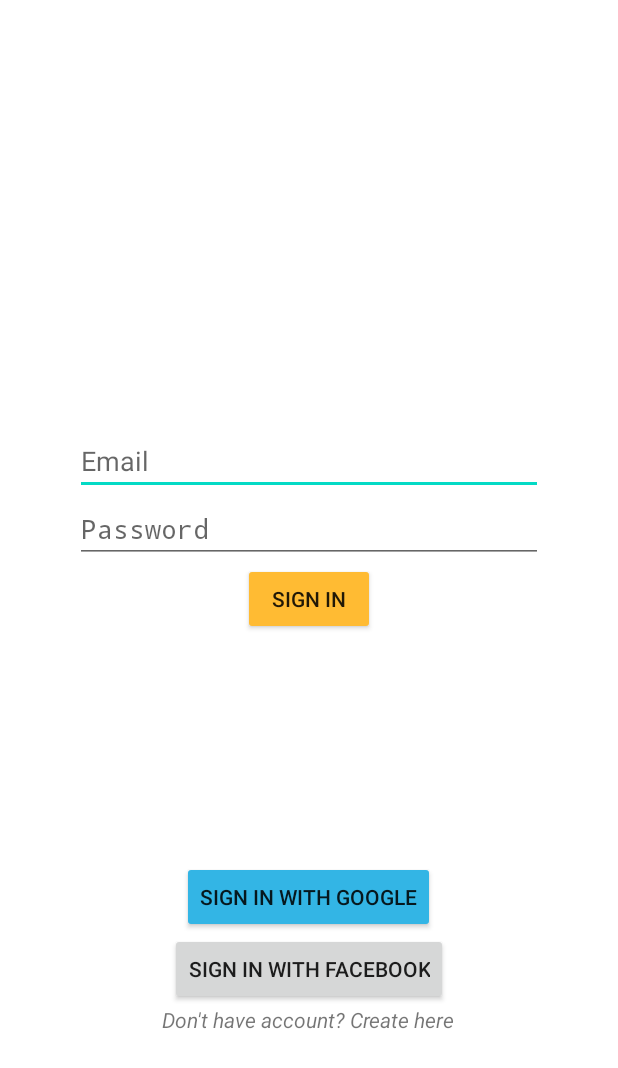
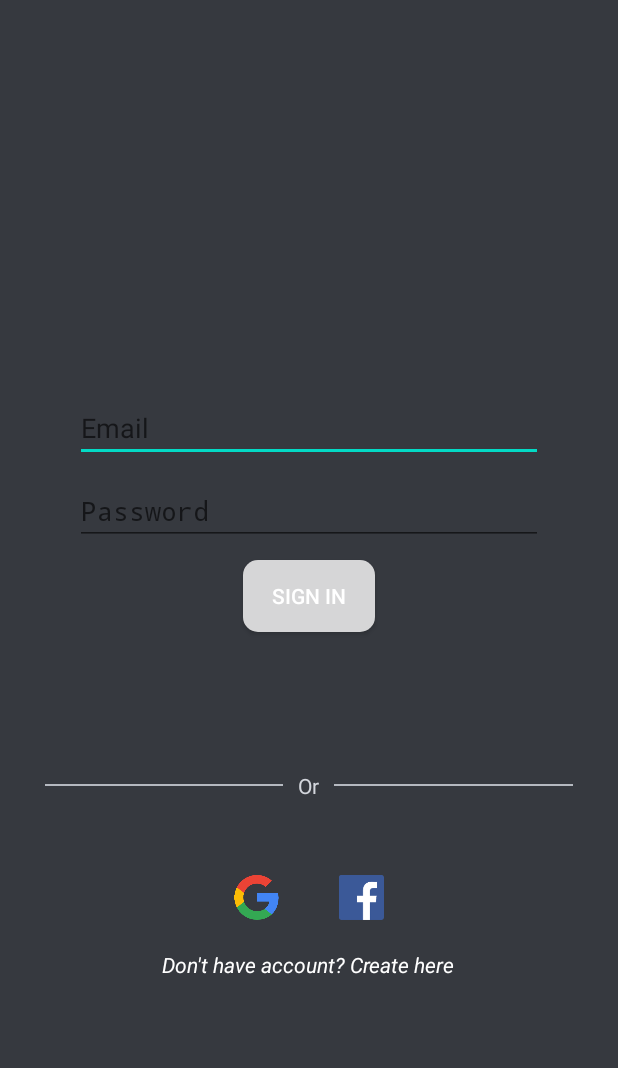
Before and after one commit to GnanadeepPedapati/ProjectX, an Android app: the screen it shows after launch (SignInActivity), on a phone screen of 412 x 824 dp. Shown: the top 1068 px of the screen. Run offline under Robolectric (Android 15) with nearby library versions, the phone set to English and light mode, and no system bars; our stand-ins replace Firebase (no records; nobody signed in at launch, a user with empty details on screens opened directly); libraries missing offline, so code that uses them is left out: com.firebase.ui.

Commit message:
added ui chnages

```diff
--- a/app/src/main/java/com/example/projectx/RequestListAdapter.java
+++ b/app/src/main/java/com/example/projectx/RequestListAdapter.java
@@ -120,7 +120,7 @@ public class RequestListAdapter extends BaseAdapter {
         responsesCount.setText("View all " +String.valueOf(requestListModel.getResponsesCount()) + " Responses");
         if(requestListModel.getResponsesCount() == 0){
             responsesCount.setText("No Responses Yet");
-            responsesCount.setEnabled(true);
+            responsesCount.setEnabled(false);
         }
         //sets the text for item name and item description from the current item object
         requestText.setText(requestListModel.getRequest());
--- a/app/src/main/java/com/example/projectx/SignInActivity.java
+++ b/app/src/main/java/com/example/projectx/SignInActivity.java
@@ -7,6 +7,7 @@ import android.util.Log;
 import android.view.View;
 import android.widget.Button;
 import android.widget.EditText;
+import android.widget.ImageButton;
 import android.widget.TextView;
 import android.widget.Toast;
 
@@ -48,7 +49,7 @@ public class SignInActivity extends Activity implements View.OnClickListener {
 
         emailInput = findViewById(R.id.email);
         passwordInput = findViewById(R.id.password);
-        Button googleSignIn = findViewById(R.id.googleSignIn);
+        ImageButton googleSignIn = findViewById(R.id.googleSignIn);
         Button emailSignIn = findViewById(R.id.emailSignIn);
         googleSignIn.setOnClickListener(this);
         emailSignIn.setOnClickListener(this);
--- a/app/src/main/res/layout/activity_sign_in.xml
+++ b/app/src/main/res/layout/activity_sign_in.xml
@@ -11,6 +11,7 @@
         android:layout_width="match_parent"
         android:layout_height="match_parent"
         android:orientation="vertical"
+        android:background="#36393f"
         android:gravity="center"
         android:weightSum="100"
 
@@ -19,9 +20,10 @@
 
         <LinearLayout
             android:layout_width="match_parent"
-            android:layout_height="171dp"
+            android:layout_height="1dp"
             android:layout_weight="50"
             android:gravity="center"
+            android:textColor="@color/white"
             android:orientation="vertical">
 
             <EditText
@@ -39,6 +41,7 @@
                 android:layout_width="match_parent"
                 android:layout_height="wrap_content"
                 android:layout_marginLeft="50dp"
+                android:layout_marginTop="10dp"
                 android:layout_marginRight="50dp"
                 android:hint="Password"
                 android:inputType="textPassword" />
@@ -47,33 +50,100 @@
                 android:id="@+id/emailSignIn"
                 android:layout_width="wrap_content"
                 android:layout_height="wrap_content"
+                android:layout_marginTop="10dp"
                 android:text="Sign In"
-                android:backgroundTint="@android:color/holo_orange_light"
+                android:textColor="@color/white"
+
+                android:background="@drawable/rounded_rectangle_holo_blue"
 
                 />
 
 
         </LinearLayout>
-        <Button
-            android:id="@+id/googleSignIn"
+        <RelativeLayout
+            android:layout_width="match_parent"
+            android:layout_height="wrap_content"
+            android:layout_centerVertical="true">
+
+            <TextView
+                android:id="@+id/tvText"
+                android:layout_width="wrap_content"
+                android:layout_height="wrap_content"
+                android:layout_centerInParent="true"
+                android:layout_marginLeft="10dp"
+                android:layout_marginRight="10dp"
+                android:text="Or"
+                android:textColor="#D3D6DC"/>
+
+            <View
+                android:layout_width="match_parent"
+                android:layout_height="1dp"
+                android:layout_centerVertical="true"
+                android:layout_marginLeft="30dp"
+                android:layout_toLeftOf="@id/tvText"
+                android:background="#B5B9C0"
+                />
+
+            <View
+                android:layout_width="match_parent"
+                android:layout_height="1dp"
+                android:layout_centerVertical="true"
+                android:layout_marginRight="30dp"
+                android:layout_toRightOf="@id/tvText"
+                android:background="#B5B9C0"
+                />
+
+        </RelativeLayout>
+<!--        <Button-->
+<!--            android:id="@+id/googleSignIn"-->
+<!--            android:layout_width="wrap_content"-->
+<!--            android:layout_height="wrap_content"-->
+<!--            android:layout_marginTop="20dp"-->
+<!--            android:text="Sign In with Google"-->
+<!--            android:backgroundTint="@android:color/holo_blue_light"-->
+
+<!--            />-->
+        <LinearLayout
             android:layout_width="wrap_content"
-            android:layout_height="wrap_content"
-            android:text="Sign In with Google"
-            android:backgroundTint="@android:color/holo_blue_light"
+            android:layout_marginTop="30dp"
+            android:layout_height="wrap_content">
+            <ImageButton
+                android:id="@+id/googleSignIn"
+                android:layout_width="50dp"
+                android:layout_height="50dp"
+                android:padding="10dp"
+                android:layout_alignParentTop="true"
+                android:layout_alignParentRight="true"
+                android:background="#36393f"
+                android:layout_margin="10dp"
+                android:scaleType="fitCenter"
+                android:src="@drawable/googleicon" />
+            <ImageButton
+                android:id="@+id/googleSignIn1"
+                android:layout_width="50dp"
+                android:layout_height="50dp"
+                android:padding="10dp"
+                android:layout_margin="10dp"
+                android:layout_alignParentTop="true"
+                android:layout_alignParentRight="true"
+                android:background="#36393f"
+                android:scaleType="fitCenter"
+                android:src="@drawable/facebookicon" />
+        </LinearLayout>
 
-            />
 
-        <Button
-            android:id="@+id/facebookSignIn"
-            android:layout_width="wrap_content"
-            android:layout_height="wrap_content"
-            android:text="Sign In with Facebook"
-            />
+<!--        <Button-->
+<!--            android:id="@+id/facebookSignIn"-->
+<!--            android:layout_width="wrap_content"-->
+<!--            android:layout_height="wrap_content"-->
+<!--            android:text="Sign In with Facebook"-->
+<!--            />-->
         <TextView
             android:id="@+id/signUpLink"
             android:layout_width="wrap_content"
             android:layout_height="wrap_content"
             android:text="Don't have account? Create here"
+            android:textColor="@color/white"
             android:textStyle="italic"
             />
     </LinearLayout>
```
Also changed, not shown: app/src/main/res/layout/activity_business.xml (+15 -2 lines), app/src/main/res/layout/activity_sign_up.xml (+7 -1 lines), app/src/main/res/layout/activity_tag_selection.xml (+21 -6 lines), app/src/main/res/drawable-xxxhdpi/facebookicon.png (added), app/src/main/res/drawable-xxxhdpi/googleicon.png (added).
